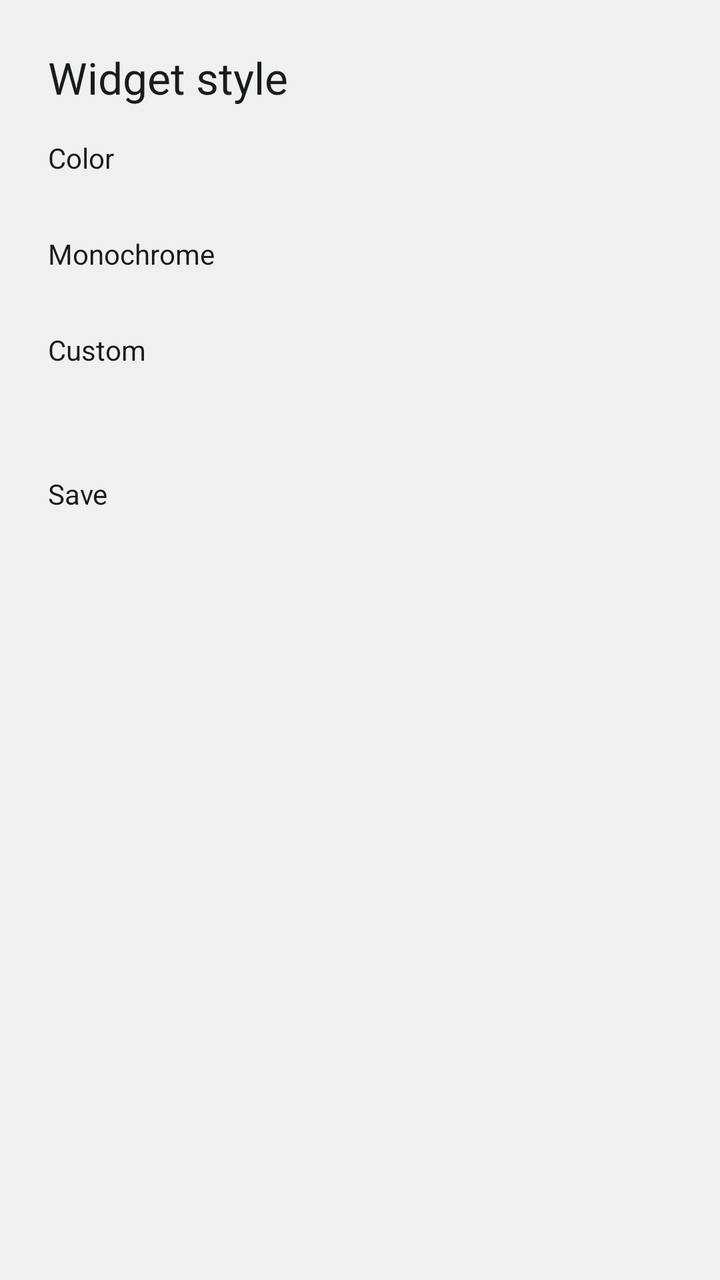
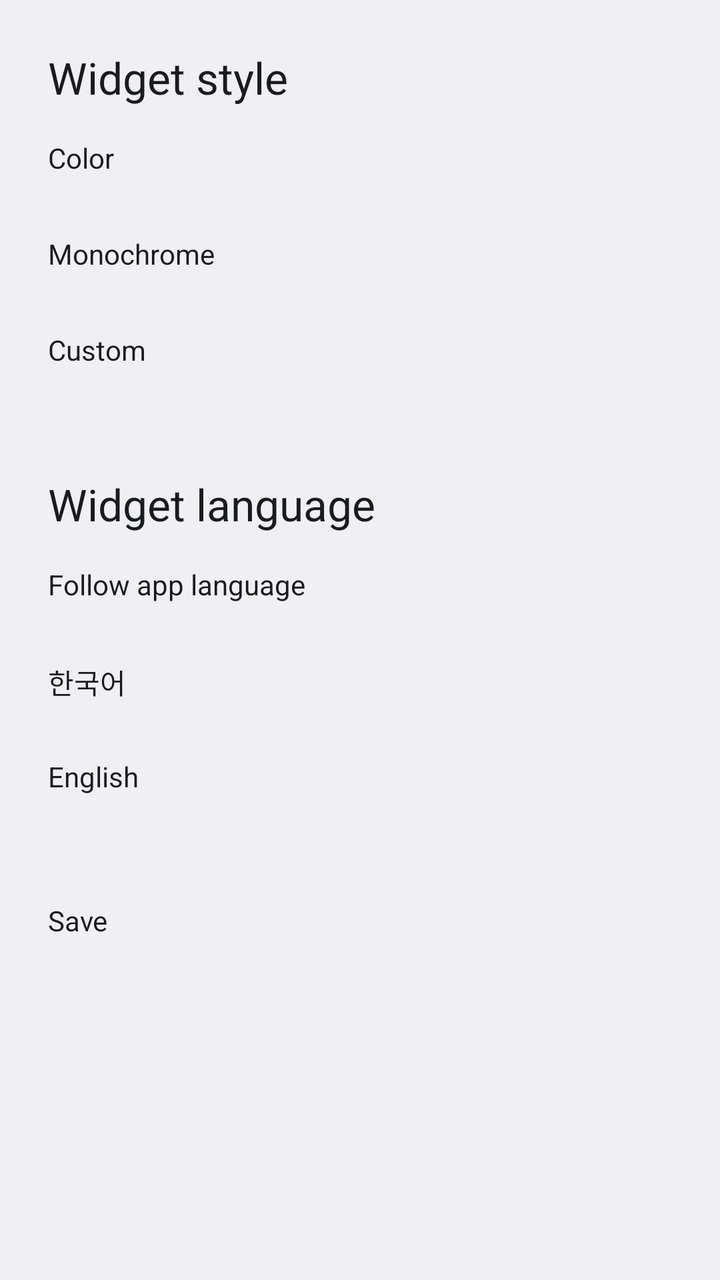

The first picture is an Android layout as it rendered before a commit; the second is the same layout after the commit. The layout source and the unified diff follow.
<!-- AndroidManifest.xml: activity theme MainTheme -->
<!-- res/layout/activity_widget_config.xml -->
<?xml version="1.0" encoding="utf-8"?>
<ScrollView xmlns:android="http://schemas.android.com/apk/res/android"
    android:layout_width="match_parent"
    android:layout_height="match_parent"
    android:fitsSystemWindows="true">

    <LinearLayout
        android:layout_width="match_parent"
        android:layout_height="wrap_content"
        android:orientation="vertical"
        android:padding="24dp">

        <TextView
            android:layout_width="wrap_content"
            android:layout_height="wrap_content"
            android:text="@string/style_title"
            android:textAppearance="@android:style/TextAppearance.DeviceDefault.Large" />

        <RadioGroup
            android:id="@+id/style_group"
            android:layout_width="match_parent"
            android:layout_height="wrap_content"
            android:layout_marginTop="16dp"
            android:orientation="vertical">

            <RadioButton
                android:id="@+id/style_color"
                android:layout_width="match_parent"
                android:layout_height="wrap_content"
                android:minHeight="48dp"
                android:text="@string/style_color" />
            <RadioButton
                android:id="@+id/style_mono"
                android:layout_width="match_parent"
                android:layout_height="wrap_content"
                android:minHeight="48dp"
                android:text="@string/style_mono" />
            <RadioButton
                android:id="@+id/style_custom"
                android:layout_width="match_parent"
                android:layout_height="wrap_content"
                android:minHeight="48dp"
                android:text="@string/style_custom" />
            
            <RadioButton
                android:id="@+id/style_system"
                android:layout_width="match_parent"
                android:layout_height="wrap_content"
                android:minHeight="48dp"
                android:text="@string/style_system"
                android:visibility="gone" />
        </RadioGroup>

        <TextView
            android:id="@+id/style_system_hint"
            android:layout_width="wrap_content"
            android:layout_height="wrap_content"
            android:text="@string/style_system_hint"
            android:visibility="gone" />

        
        <LinearLayout
            android:id="@+id/custom_fields"
            android:layout_width="match_parent"
            android:layout_height="wrap_content"
            android:layout_marginTop="8dp"
            android:orientation="vertical"
            android:visibility="gone">

            <TextView
                android:layout_width="wrap_content"
                android:layout_height="wrap_content"
                android:labelFor="@+id/color_on"
                android:text="@string/color_on" />
            <LinearLayout
                android:layout_width="match_parent"
                android:layout_height="wrap_content"
                android:orientation="horizontal"
                android:gravity="center_vertical">

                
                <View
                    android:id="@+id/swatch_on"
                    android:layout_width="48dp"
                    android:layout_height="48dp"
                    android:layout_marginEnd="8dp"
                    android:clickable="true"
                    android:focusable="true"
                    android:contentDescription="@string/color_on" />
                <EditText
                    android:id="@+id/color_on"
                    android:layout_width="0dp"
                    android:layout_height="wrap_content"
                    android:layout_weight="1"
                    android:minHeight="48dp"
                    android:hint="@string/hex_hint"
                    android:inputType="text|textNoSuggestions"
                    android:maxLength="7"
                    android:singleLine="true" />
            </LinearLayout>

            <TextView
                android:layout_width="wrap_content"
                android:layout_height="wrap_content"
                android:layout_marginTop="8dp"
                android:labelFor="@+id/color_off"
                android:text="@string/color_off" />
            <LinearLayout
                android:layout_width="match_parent"
                android:layout_height="wrap_content"
                android:orientation="horizontal"
                android:gravity="center_vertical">

                
                <View
                    android:id="@+id/swatch_off"
                    android:layout_width="48dp"
                    android:layout_height="48dp"
                    android:layout_marginEnd="8dp"
                    android:clickable="true"
                    android:focusable="true"
                    android:contentDescription="@string/color_off" />
                <EditText
                    android:id="@+id/color_off"
                    android:layout_width="0dp"
                    android:layout_height="wrap_content"
                    android:layout_weight="1"
                    android:minHeight="48dp"
                    android:hint="@string/hex_hint"
                    android:inputType="text|textNoSuggestions"
                    android:maxLength="7"
                    android:singleLine="true" />
            </LinearLayout>

            <TextView
                android:layout_width="wrap_content"
                android:layout_height="wrap_content"
                android:layout_marginTop="8dp"
                android:labelFor="@+id/color_unknown"
                android:text="@string/color_unknown" />
            <LinearLayout
                android:layout_width="match_parent"
                android:layout_height="wrap_content"
                android:orientation="horizontal"
                android:gravity="center_vertical">

                
                <View
                    android:id="@+id/swatch_unknown"
                    android:layout_width="48dp"
                    android:layout_height="48dp"
                    android:layout_marginEnd="8dp"
                    android:clickable="true"
                    android:focusable="true"
                    android:contentDescription="@string/color_unknown" />
                <EditText
                    android:id="@+id/color_unknown"
                    android:layout_width="0dp"
                    android:layout_height="wrap_content"
                    android:layout_weight="1"
                    android:minHeight="48dp"
                    android:hint="@string/hex_hint"
                    android:inputType="text|textNoSuggestions"
                    android:maxLength="7"
                    android:singleLine="true" />
            </LinearLayout>
        </LinearLayout>

        <Button
            android:id="@+id/btn_save"
            android:layout_width="match_parent"
            android:layout_height="wrap_content"
            android:layout_marginTop="24dp"
            android:text="@string/btn_save" />
    </LinearLayout>
</ScrollView>
<!-- resources referenced by this layout -->
<resources>
  <string name="btn_save">Save</string>
  <string name="color_off">Off color</string>
  <string name="color_on">On color</string>
  <string name="color_unknown">Unknown color</string>
  <string name="hex_hint" translatable="false">#RRGGBB</string>
  <string name="style_color">Color</string>
  <string name="style_custom">Custom</string>
  <string name="style_mono">Monochrome</string>
  <string name="style_system">System colors</string>
  <string name="style_system_hint">Follows your wallpaper colors (Android 12 and later)</string>
  <string name="style_title">Widget style</string>
  <style name="MainTheme" parent="@android:style/Theme.DeviceDefault.Light" />
</resources>

<!-- the commit's change to res/layout/activity_widget_config.xml (unified diff, before → after) -->
@@ -166,6 +166,41 @@
             </LinearLayout>
         </LinearLayout>
 
+        
+        <TextView
+            android:layout_width="wrap_content"
+            android:layout_height="wrap_content"
+            android:layout_marginTop="24dp"
+            android:text="@string/widget_lang_title"
+            android:textAppearance="@android:style/TextAppearance.DeviceDefault.Large" />
+
+        <RadioGroup
+            android:id="@+id/widget_lang_group"
+            android:layout_width="match_parent"
+            android:layout_height="wrap_content"
+            android:layout_marginTop="16dp"
+            android:orientation="vertical">
+
+            <RadioButton
+                android:id="@+id/widget_lang_app"
+                android:layout_width="match_parent"
+                android:layout_height="wrap_content"
+                android:minHeight="48dp"
+                android:text="@string/widget_lang_app" />
+            <RadioButton
+                android:id="@+id/widget_lang_ko"
+                android:layout_width="match_parent"
+                android:layout_height="wrap_content"
+                android:minHeight="48dp"
+                android:text="@string/lang_ko" />
+            <RadioButton
+                android:id="@+id/widget_lang_en"
+                android:layout_width="match_parent"
+                android:layout_height="wrap_content"
+                android:minHeight="48dp"
+                android:text="@string/lang_en" />
+        </RadioGroup>
+
         <Button
             android:id="@+id/btn_save"
             android:layout_width="match_parent"
<!-- resource entries referenced after the edit -->
@@ -5,12 +5,16 @@
   <string name="color_on">On color</string>
   <string name="color_unknown">Unknown color</string>
   <string name="hex_hint" translatable="false">#RRGGBB</string>
+  <string name="lang_en" translatable="false">English</string>
+  <string name="lang_ko" translatable="false">한국어</string>
   <string name="style_color">Color</string>
   <string name="style_custom">Custom</string>
   <string name="style_mono">Monochrome</string>
   <string name="style_system">System colors</string>
   <string name="style_system_hint">Follows your wallpaper colors (Android 12 and later)</string>
   <string name="style_title">Widget style</string>
+  <string name="widget_lang_app">Follow app language</string>
+  <string name="widget_lang_title">Widget language</string>
   <style name="MainTheme" parent="@android:style/Theme.DeviceDefault.Light" />
 </resources>
 
